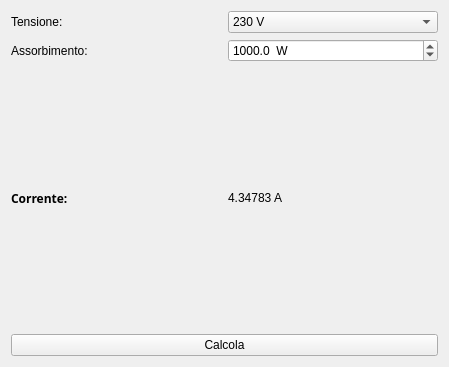
First picture: the form in gallampere.ui, repository gallochri/gallAmpere, before the edit.
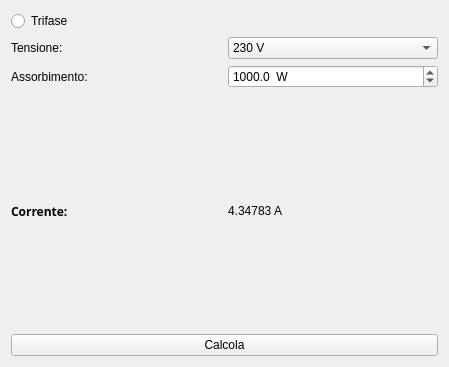
Second picture: the form after the edit.

```diff
--- a/gallampere.ui
+++ b/gallampere.ui
@@ -17,21 +17,21 @@
    <layout class="QVBoxLayout" name="verticalLayout">
     <item>
      <layout class="QGridLayout" name="gridLayout">
-      <item row="1" column="0">
+      <item row="2" column="0">
        <widget class="QLabel" name="labelAssorbimento">
         <property name="text">
          <string>Assorbimento:</string>
         </property>
        </widget>
       </item>
-      <item row="0" column="0">
+      <item row="1" column="0">
        <widget class="QLabel" name="labelTensione">
         <property name="text">
          <string>Tensione:</string>
         </property>
        </widget>
       </item>
-      <item row="1" column="1">
+      <item row="2" column="1">
        <widget class="QDoubleSpinBox" name="spinBoxAssorbimento">
         <property name="toolTip">
          <string extracomment="Potenza assorbita"/>
@@ -53,7 +53,7 @@
         </property>
        </widget>
       </item>
-      <item row="0" column="1">
+      <item row="1" column="1">
        <widget class="QComboBox" name="comboTensione">
         <property name="toolTip">
          <string extracomment="Selezione Tensione"/>
@@ -107,7 +107,7 @@
         </item>
        </widget>
       </item>
-      <item row="2" column="0">
+      <item row="3" column="0">
        <widget class="QLabel" name="labelCorrente">
         <property name="font">
          <font>
@@ -123,13 +123,20 @@
         </property>
        </widget>
       </item>
-      <item row="2" column="1">
+      <item row="3" column="1">
        <widget class="QLabel" name="valueCorrente">
         <property name="text">
          <string>4.34783 A</string>
         </property>
        </widget>
       </item>
+      <item row="0" column="0">
+       <widget class="QRadioButton" name="trifaseButton">
+        <property name="text">
+         <string>Trifase</string>
+        </property>
+       </widget>
+      </item>
      </layout>
     </item>
     <item>
```
